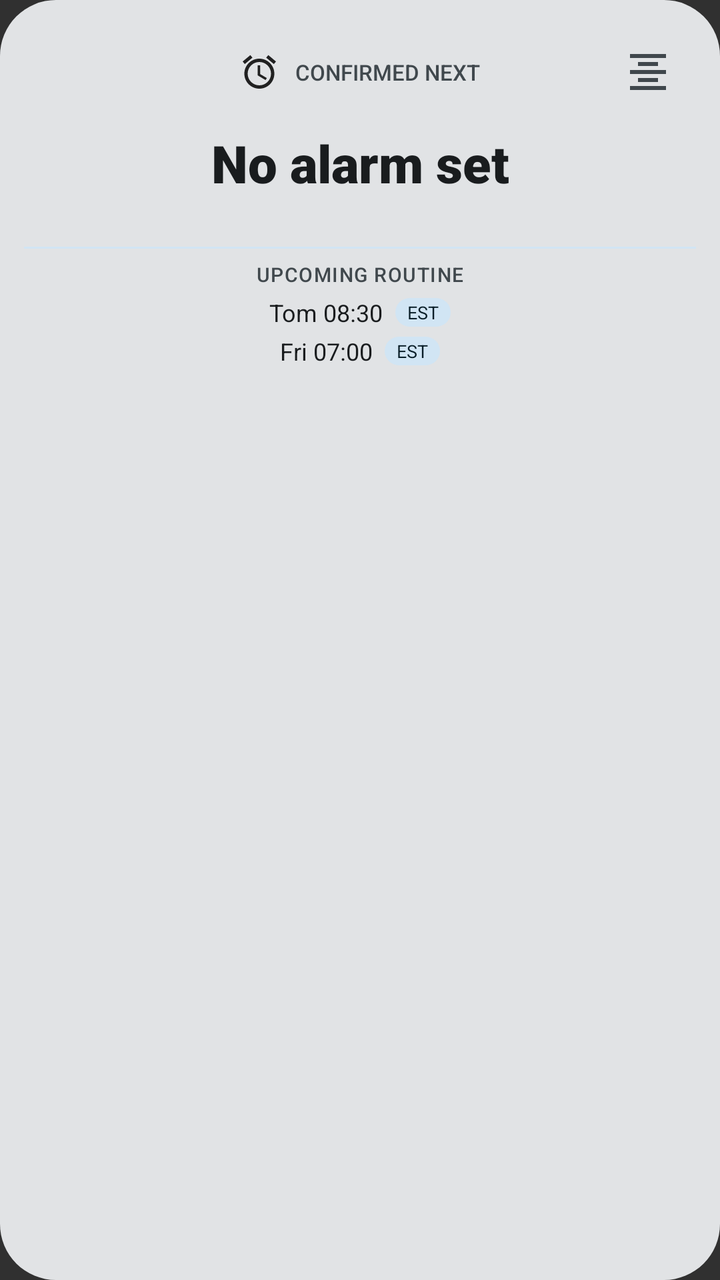
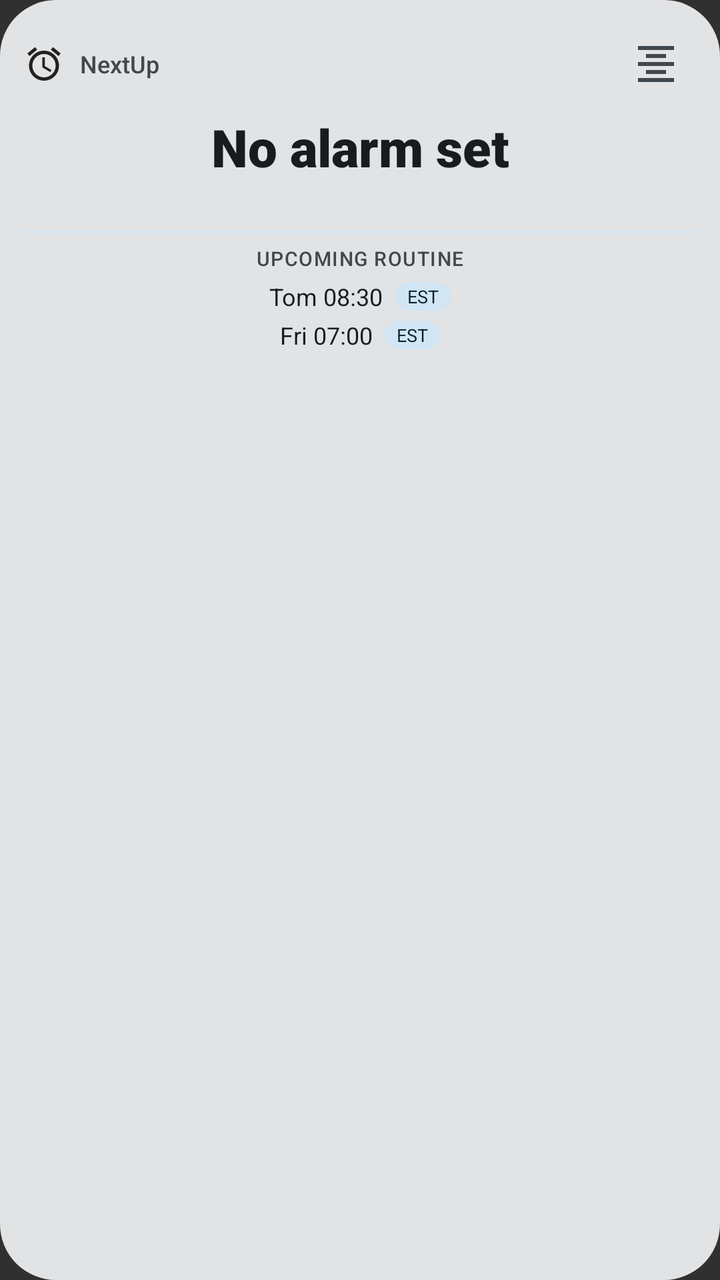

Before-and-after screenshots of an Android layout around one commit, followed by the original layout XML and the change that was made.
<!-- AndroidManifest.xml: application theme android:Theme.Material.NoActionBar -->
<!-- res/layout/widget_next_up_tall_center.xml -->
<?xml version="1.0" encoding="utf-8"?>
<LinearLayout xmlns:android="http://schemas.android.com/apk/res/android"
    android:id="@+id/widget_root"
    android:layout_width="match_parent"
    android:layout_height="match_parent"
    android:background="@drawable/widget_background"
    android:orientation="vertical"
    android:padding="12dp">

    
    <LinearLayout
        android:id="@+id/widget_top_section"
        android:layout_width="match_parent"
        android:layout_height="wrap_content"
        android:orientation="vertical">

        
        <LinearLayout
            android:layout_width="match_parent"
            android:layout_height="wrap_content"
            android:gravity="center_vertical"
            android:orientation="horizontal">

            
            <ImageView
                android:layout_width="48dp"
                android:layout_height="48dp"
                android:contentDescription="@null" />

            
            <LinearLayout
                android:id="@+id/widget_header"
                android:layout_width="0dp"
                android:layout_height="wrap_content"
                android:layout_weight="1"
                android:gravity="center"
                android:orientation="horizontal">

                <ImageView
                    android:id="@+id/widget_icon"
                    android:layout_width="20dp"
                    android:layout_height="20dp"
                    android:contentDescription="@string/app_name"
                    android:src="@drawable/ic_alarm" />

                <TextView
                    android:id="@+id/widget_title"
                    android:layout_width="wrap_content"
                    android:layout_height="wrap_content"
                    android:layout_marginStart="8dp"
                    android:ellipsize="end"
                    android:fontFamily="sans-serif-medium"
                    android:maxLines="1"
                    android:text="CONFIRMED NEXT"
                    android:textColor="@color/widget_on_surface_variant"
                    android:textSize="11sp" />
            </LinearLayout>

            
            <ImageView
                android:id="@+id/widget_btn_align_toggle"
                android:layout_width="48dp"
                android:layout_height="48dp"
                android:padding="12dp"
                android:contentDescription="@string/widget_alignment_title"
                android:src="@drawable/ic_format_align_center" />
        </LinearLayout>

        
        <TextView
            android:id="@+id/widget_countdown"
            android:layout_width="match_parent"
            android:layout_height="wrap_content"
            android:layout_marginTop="4dp"
            android:autoSizeMaxTextSize="32sp"
            android:autoSizeMinTextSize="14sp"
            android:autoSizeStepGranularity="1sp"
            android:autoSizeTextType="uniform"
            android:ellipsize="none"
            android:fontFamily="sans-serif-black"
            android:gravity="center"
            android:maxLines="1"
            android:text="@string/no_alarm_set"
            android:textColor="@color/widget_on_surface"
            android:textSize="26sp" />

        <TextView
            android:id="@+id/widget_alarm_time"
            android:layout_width="match_parent"
            android:layout_height="wrap_content"
            android:ellipsize="end"
            android:fontFamily="sans-serif"
            android:gravity="center"
            android:maxLines="1"
            android:text=""
            android:textColor="@color/widget_on_surface_variant"
            android:textSize="12sp" />
    </LinearLayout>

    
    <ImageView
        android:layout_width="match_parent"
        android:layout_height="1dp"
        android:layout_marginTop="8dp"
        android:layout_marginBottom="6dp"
        android:background="@color/widget_chip_bg"
        android:contentDescription="@null" />

    <TextView
        android:id="@+id/widget_section_predicted"
        android:layout_width="match_parent"
        android:layout_height="wrap_content"
        android:fontFamily="sans-serif-medium"
        android:gravity="center"
        android:letterSpacing="0.05"
        android:text="UPCOMING ROUTINE"
        android:textColor="@color/widget_on_surface_variant"
        android:textSize="10sp" />

    
    <LinearLayout
        android:id="@+id/widget_predicted_row_1"
        android:layout_width="match_parent"
        android:layout_height="wrap_content"
        android:layout_marginTop="4dp"
        android:gravity="center"
        android:orientation="horizontal">

        <TextView
            android:id="@+id/widget_predicted_1_text"
            android:layout_width="wrap_content"
            android:layout_height="wrap_content"
            android:ellipsize="end"
            android:fontFamily="sans-serif"
            android:maxLines="1"
            android:text="Tom 08:30"
            android:textColor="@color/widget_on_surface"
            android:textSize="12sp" />

        <TextView
            android:layout_width="wrap_content"
            android:layout_height="wrap_content"
            android:layout_marginStart="6dp"
            android:background="@drawable/widget_est_badge"
            android:fontFamily="sans-serif-bold"
            android:paddingStart="6dp"
            android:paddingTop="1dp"
            android:paddingEnd="6dp"
            android:paddingBottom="1dp"
            android:text="EST"
            android:textColor="@color/widget_chip_text"
            android:textSize="9sp" />
    </LinearLayout>

    
    <LinearLayout
        android:id="@+id/widget_predicted_row_2"
        android:layout_width="match_parent"
        android:layout_height="wrap_content"
        android:layout_marginTop="3dp"
        android:gravity="center"
        android:orientation="horizontal">

        <TextView
            android:id="@+id/widget_predicted_2_text"
            android:layout_width="wrap_content"
            android:layout_height="wrap_content"
            android:ellipsize="end"
            android:fontFamily="sans-serif"
            android:maxLines="1"
            android:text="Fri 07:00"
            android:textColor="@color/widget_on_surface"
            android:textSize="12sp" />

        <TextView
            android:layout_width="wrap_content"
            android:layout_height="wrap_content"
            android:layout_marginStart="6dp"
            android:background="@drawable/widget_est_badge"
            android:fontFamily="sans-serif-bold"
            android:paddingStart="6dp"
            android:paddingTop="1dp"
            android:paddingEnd="6dp"
            android:paddingBottom="1dp"
            android:text="EST"
            android:textColor="@color/widget_chip_text"
            android:textSize="9sp" />
    </LinearLayout>

    
    <TextView
        android:id="@+id/widget_predicted_more"
        android:layout_width="match_parent"
        android:layout_height="wrap_content"
        android:layout_marginTop="3dp"
        android:fontFamily="sans-serif-medium"
        android:gravity="center"
        android:text=""
        android:textColor="@color/widget_primary"
        android:textSize="10sp" />

</LinearLayout>
<!-- resources referenced by this layout -->
<resources>
  <color name="widget_chip_bg">#E8DEF8</color>
  <color name="widget_chip_text">#1D192B</color>
  <color name="widget_on_surface">#1D1B20</color>
  <color name="widget_on_surface_variant">#49454F</color>
  <color name="widget_primary">#6750A4</color>
  <!-- drawable ic_alarm (drawable) -->
  <vector xmlns:android="http://schemas.android.com/apk/res/android"
      android:width="24dp"
      android:height="24dp"
      android:viewportWidth="24"
      android:viewportHeight="24"
      android:tint="?android:attr/colorPrimary">
      <path
          android:fillColor="@android:color/white"
          android:pathData="M22,5.72l-4.6,-3.86 -1.29,1.53 4.6,3.86L22,5.72zM7.88,3.39L6.6,1.86 2,5.71l1.29,1.53 4.59,-3.85zM12.5,8H11v6l4.75,2.85 0.75,-1.23 -4,-2.37V8zM12,4c-4.97,0 -9,4.03 -9,9s4.02,9 9,9 9,-4.03 9,-9 -4.03,-9 -9,-9zM12,20c-3.87,0 -7,-3.13 -7,-7s3.13,-7 7,-7 7,3.13 7,7 -3.13,7 -7,7z"/>
  </vector>
  <!-- drawable ic_format_align_center (drawable) -->
  <vector xmlns:android="http://schemas.android.com/apk/res/android"
      android:width="24dp"
      android:height="24dp"
      android:viewportWidth="24"
      android:viewportHeight="24"
      android:tint="@color/widget_on_surface_variant">
      <path
          android:fillColor="@android:color/white"
          android:pathData="M7,15v2h10v-2H7zm-4,6h18v-2H3v2zm0,-8h18v-2H3v2zm4,-6v2h10V7H7zM3,3v2h18V3H3z" />
  </vector>
  <!-- drawable widget_background (drawable) -->
  <?xml version="1.0" encoding="utf-8"?>
  <shape xmlns:android="http://schemas.android.com/apk/res/android"
      android:shape="rectangle">
      <corners android:radius="28dp" />
      <solid android:color="@color/widget_surface" />
  </shape>
  <!-- drawable widget_est_badge (drawable) -->
  <?xml version="1.0" encoding="utf-8"?>
  <shape xmlns:android="http://schemas.android.com/apk/res/android"
      android:shape="rectangle">
      <corners android:radius="8dp" />
      <solid android:color="@color/widget_chip_bg" />
  </shape>
  <string name="app_name">NextUp</string>
  <string name="no_alarm_set">No alarm set</string>
  <string name="widget_alignment_title">Widget Text Alignment</string>
  <color name="widget_surface">#F2EDF7</color>
</resources>

<!-- the commit's change to res/layout/widget_next_up_tall_center.xml (unified diff, before → after) -->
@@ -16,16 +16,11 @@
 
         
         <LinearLayout
+            android:id="@+id/widget_top_bar"
             android:layout_width="match_parent"
             android:layout_height="wrap_content"
             android:gravity="center_vertical"
             android:orientation="horizontal">
-
-            
-            <ImageView
-                android:layout_width="48dp"
-                android:layout_height="48dp"
-                android:contentDescription="@null" />
 
             
             <LinearLayout
@@ -33,7 +28,7 @@
                 android:layout_width="0dp"
                 android:layout_height="wrap_content"
                 android:layout_weight="1"
-                android:gravity="center"
+                android:gravity="center_vertical"
                 android:orientation="horizontal">
 
                 <ImageView
@@ -51,17 +46,17 @@
                     android:ellipsize="end"
                     android:fontFamily="sans-serif-medium"
                     android:maxLines="1"
-                    android:text="CONFIRMED NEXT"
+                    android:text="@string/app_name"
                     android:textColor="@color/widget_on_surface_variant"
-                    android:textSize="11sp" />
+                    android:textSize="12sp" />
             </LinearLayout>
 
             
             <ImageView
                 android:id="@+id/widget_btn_align_toggle"
-                android:layout_width="48dp"
-                android:layout_height="48dp"
-                android:padding="12dp"
+                android:layout_width="40dp"
+                android:layout_height="40dp"
+                android:padding="8dp"
                 android:contentDescription="@string/widget_alignment_title"
                 android:src="@drawable/ic_format_align_center" />
         </LinearLayout>
@@ -88,10 +83,10 @@
             android:id="@+id/widget_alarm_time"
             android:layout_width="match_parent"
             android:layout_height="wrap_content"
-            android:ellipsize="end"
+            android:ellipsize="none"
             android:fontFamily="sans-serif"
             android:gravity="center"
-            android:maxLines="1"
+            android:maxLines="2"
             android:text=""
             android:textColor="@color/widget_on_surface_variant"
             android:textSize="12sp" />
